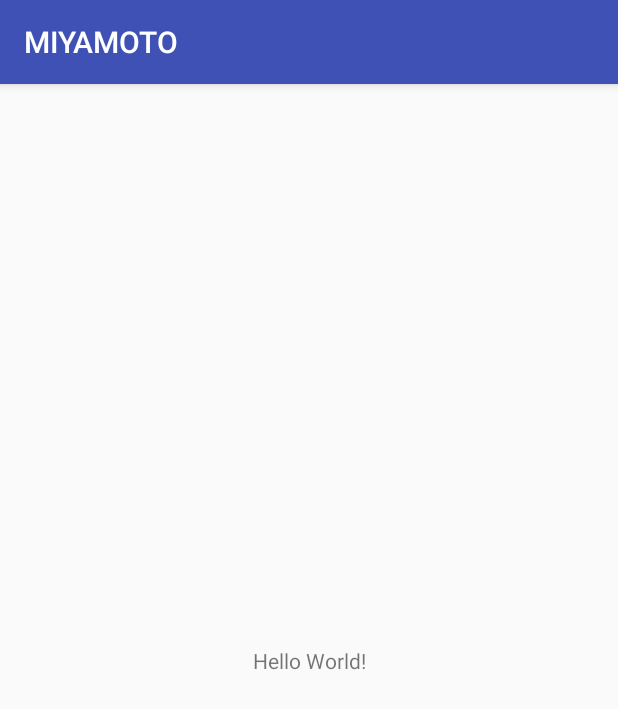
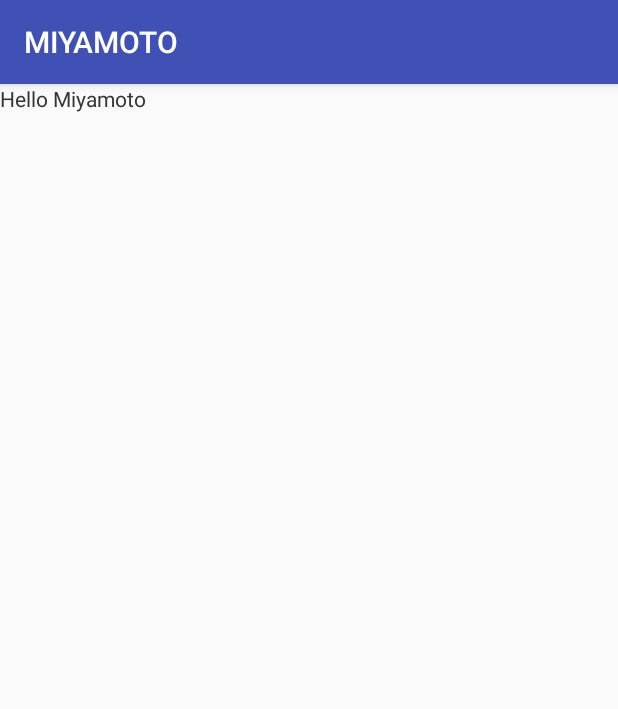
Before and after one commit to Dai1678/MIYAMOTO, an Android app: the screen it shows after launch (MainActivity), on a phone screen of 412 x 824 dp. Shown: the top 709 px of the screen. Run offline under Robolectric (Android 15) with nearby library versions, the phone set to English and light mode, and no system bars.

Commit message:
create MainFragment

```diff
--- a/Android/app/build.gradle
+++ b/Android/app/build.gradle
@@ -24,9 +24,10 @@ android {
 
 dependencies {
     implementation fileTree(dir: 'libs', include: ['*.jar'])
-    implementation"org.jetbrains.kotlin:kotlin-stdlib-jre7:$kotlin_version"
+    implementation "org.jetbrains.kotlin:kotlin-stdlib-jre7:$kotlin_version"
     implementation 'com.android.support:appcompat-v7:27.1.1'
     implementation 'com.android.support.constraint:constraint-layout:1.1.0'
+    implementation 'com.android.support:support-v4:27.1.1'
     testImplementation 'junit:junit:4.12'
     androidTestImplementation 'com.android.support.test:runner:1.0.1'
     androidTestImplementation 'com.android.support.test.espresso:espresso-core:3.0.1'
--- a/Android/app/src/main/java/com/example/justdoit/miyamoto/activity/MainActivity.kt
+++ b/Android/app/src/main/java/com/example/justdoit/miyamoto/activity/MainActivity.kt
@@ -3,11 +3,21 @@ package com.example.justdoit.miyamoto.activity
 import android.support.v7.app.AppCompatActivity
 import android.os.Bundle
 import com.example.justdoit.miyamoto.R
+import com.example.justdoit.miyamoto.fragment.MainFragment
 
 class MainActivity : AppCompatActivity() {
 
     override fun onCreate(savedInstanceState: Bundle?) {
         super.onCreate(savedInstanceState)
         setContentView(R.layout.activity_main)
+
+        if(savedInstanceState == null)  {
+            supportFragmentManager
+                    .beginTransaction()
+                    .replace(R.id.main_fragment, MainFragment.getInstance())
+                    .addToBackStack(null)
+                    .commit()
+        }
+
     }
 }
--- /dev/null
+++ b/Android/app/src/main/java/com/example/justdoit/miyamoto/fragment/MainFragment.kt
@@ -0,0 +1,30 @@
+package com.example.justdoit.miyamoto.fragment
+
+import android.content.Context
+import android.net.Uri
+import android.os.Bundle
+import android.support.v4.app.Fragment
+import android.view.LayoutInflater
+import android.view.View
+import android.view.ViewGroup
+
+import com.example.justdoit.miyamoto.R
+
+class MainFragment : Fragment() {
+
+    companion object {
+        fun getInstance() : MainFragment {
+            return MainFragment()
+        }
+    }
+
+    override fun onCreateView(inflater: LayoutInflater, container: ViewGroup?, savedInstanceState: Bundle?): View? {
+
+        return inflater.inflate(R.layout.fragment_main, container, false)
+    }
+
+    override fun onViewCreated(view: View, savedInstanceState: Bundle?) {
+        super.onViewCreated(view, savedInstanceState)
+    }
+
+}
--- a/Android/app/src/main/res/layout/activity_main.xml
+++ b/Android/app/src/main/res/layout/activity_main.xml
@@ -6,13 +6,10 @@
     android:layout_height="match_parent"
     tools:context="com.example.justdoit.miyamoto.activity.MainActivity">
 
-    <TextView
-        android:layout_width="wrap_content"
-        android:layout_height="wrap_content"
-        android:text="Hello World!"
-        app:layout_constraintBottom_toBottomOf="parent"
-        app:layout_constraintLeft_toLeftOf="parent"
-        app:layout_constraintRight_toRightOf="parent"
-        app:layout_constraintTop_toTopOf="parent" />
+    <fragment
+        android:id="@+id/main_fragment"
+        class="com.example.justdoit.miyamoto.fragment.MainFragment"
+        android:layout_width="match_parent"
+        android:layout_height="match_parent" />
 
 </android.support.constraint.ConstraintLayout>
--- /dev/null
+++ b/Android/app/src/main/res/layout/fragment_main.xml
@@ -0,0 +1,13 @@
+<?xml version="1.0" encoding="utf-8"?>
+<FrameLayout xmlns:android="http://schemas.android.com/apk/res/android"
+    xmlns:tools="http://schemas.android.com/tools"
+    android:layout_width="match_parent"
+    android:layout_height="match_parent"
+    tools:context=".fragment.MainFragment">
+
+    <TextView
+        android:layout_width="match_parent"
+        android:layout_height="match_parent"
+        android:text="Hello Miyamoto" />
+
+</FrameLayout>
--- a/Android/app/src/main/res/values/strings.xml
+++ b/Android/app/src/main/res/values/strings.xml
@@ -1,3 +1,4 @@
 <resources>
     <string name="app_name">MIYAMOTO</string>
+
 </resources>
```
